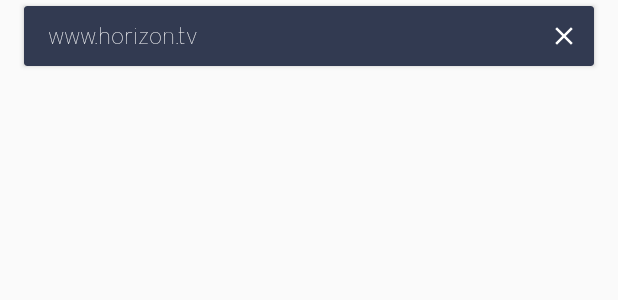
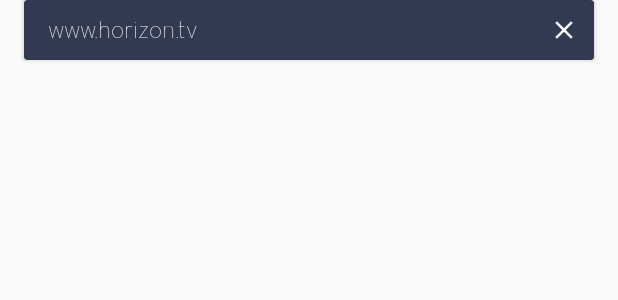
Before and after one commit to maxcriser/qrscanner, an Android app: the layout item_database.xml on its own in the app's theme, with its tools: preview values and no code run, on a phone screen of 412 x 824 dp. Shown: the top 300 px of the screen. Run offline under Robolectric (Android 15) with nearby library versions, the phone set to English and light mode, and no system bars.

Commit message:
Functionality database and scanner

```diff
--- a/qrscanner/app/src/main/java/com/github/maxcriser/qrscanner/ui/ScannerActivity.java
+++ b/qrscanner/app/src/main/java/com/github/maxcriser/qrscanner/ui/ScannerActivity.java
@@ -32,6 +32,7 @@ public class ScannerActivity extends AppCompatActivity implements ZXingScannerVi
                         new DialogInterface.OnClickListener() {
                             public void onClick(DialogInterface dialog, int id) {
                                 dialog.cancel();
+                                mZXingScannerView.resumeCameraPreview(ScannerActivity.this);
                             }
                         })
                 .setPositiveButton("OK", new DialogInterface.OnClickListener() {
@@ -39,6 +40,7 @@ public class ScannerActivity extends AppCompatActivity implements ZXingScannerVi
                     @Override
                     public void onClick(DialogInterface dialog, int which) {
                         addItem(result, pResult.getBarcodeFormat().toString());
+                        mZXingScannerView.resumeCameraPreview(ScannerActivity.this);
                     }
                 });
         AlertDialog alert = builder.create();
--- a/qrscanner/app/src/main/res/layout/fragment_database.xml
+++ b/qrscanner/app/src/main/res/layout/fragment_database.xml
@@ -5,11 +5,12 @@
               android:id="@+id/linear_database"
               android:layout_height="match_parent"
               android:orientation="vertical"
-              android:paddingBottom="12dp"
-              android:paddingTop="12dp"
               tools:background="@color/colorBackground">
 
     <android.support.v7.widget.RecyclerView
+        android:clipToPadding="false"
+        android:paddingTop="12dp"
+        android:paddingBottom="4dp"
         android:id="@+id/recycler_view"
         android:layout_width="match_parent"
         android:layout_height="wrap_content"/>
--- a/qrscanner/app/src/main/res/layout/item_database.xml
+++ b/qrscanner/app/src/main/res/layout/item_database.xml
@@ -13,6 +13,7 @@
 
             <com.github.maxcriser.qrscanner.view.labels.TextViewThin
                 android:id="@+id/item_title"
+                android:maxLines="1"
                 android:text="www.horizon.tv"
                 style="@style/DatabaseTitleTextStyle"/>
 
--- a/qrscanner/app/src/main/res/values/styles.xml
+++ b/qrscanner/app/src/main/res/values/styles.xml
@@ -9,8 +9,8 @@
     <style name="MainCardItem" parent="MainCard">
         <item name="android:layout_marginLeft">16dp</item>
         <item name="android:layout_marginRight">16dp</item>
-        <item name="android:layout_marginBottom">4dp</item>
-        <item name="android:layout_marginTop">4dp</item>
+        <item name="android:layout_marginBottom">8dp</item>
+        <item name="android:layout_marginTop">0dp</item>
         <item name="android:layout_height">@dimen/db_item_height</item>
     </style>
 
```
